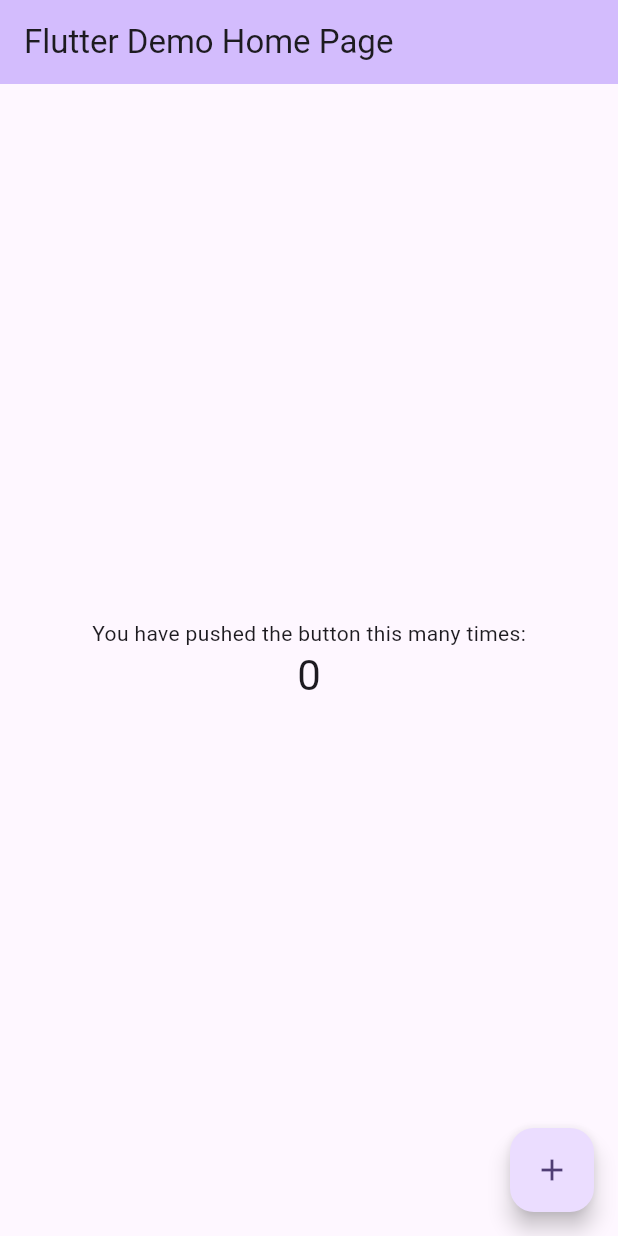
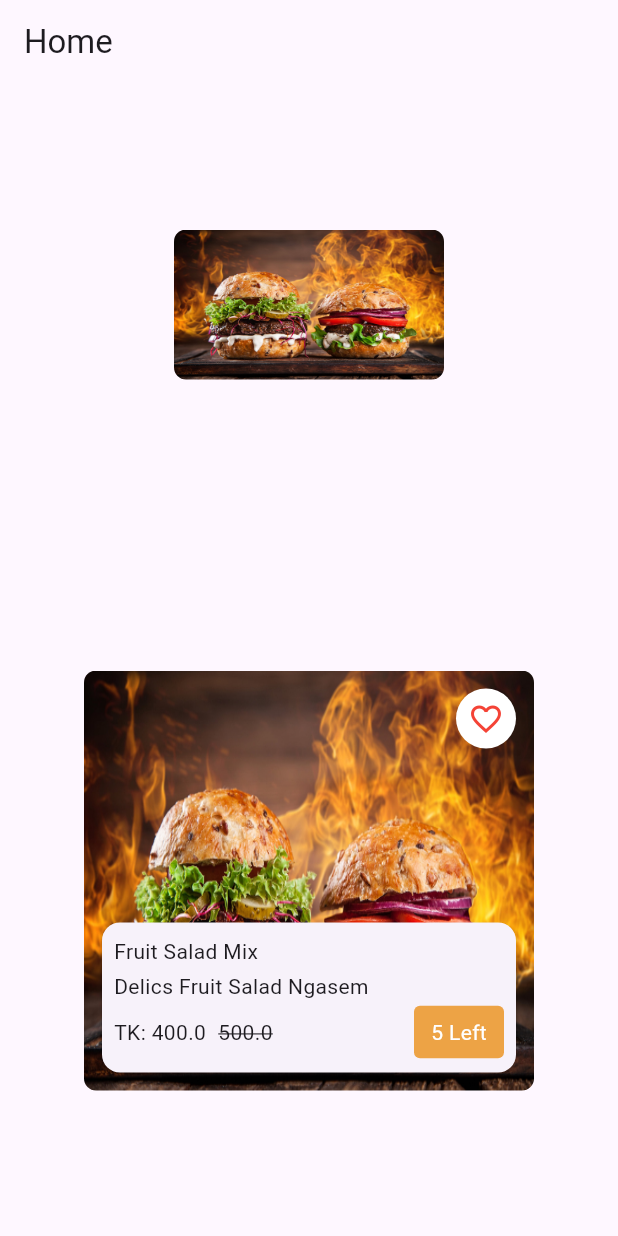
Before and after one commit to dev-asib/Fooder, a Flutter app: the screen it shows after launch, on a phone screen of 412 x 824 dp. Run offline on Flutter 3.47's test engine with Material 3 defaults, Android fonts, the phone set to English and light mode, and no system bars; our stand-ins replace gap.

Commit message:
Add Custom Food, FoodPromo & WishIcon

```diff
--- a/lib/app.dart
+++ b/lib/app.dart
@@ -0,0 +1,21 @@
+import 'package:flutter/material.dart';
+import 'package:fooder/features/home/presentations/screens/home_screen.dart';
+
+class Fooder extends StatelessWidget {
+  const Fooder({super.key});
+
+  @override
+  Widget build(BuildContext context) {
+    return MaterialApp(
+      home: const HomeScreen(),
+      theme: ThemeData(
+        iconButtonTheme: IconButtonThemeData(
+          style: IconButton.styleFrom(
+            backgroundColor: const Color(0xFFFFFFFF),
+            foregroundColor: const Color(0xFFF44336),
+          ),
+        ),
+      ),
+    );
+  }
+}
--- /dev/null
+++ b/lib/core/constants/assets_paths/assets_paths.dart
@@ -0,0 +1,6 @@
+class AssetsPaths {
+  static const String _basePath = "assets";
+  static const String _imagesPath = "$_basePath/images";
+
+  static const String food = "$_imagesPath/food.jpg";
+}
--- /dev/null
+++ b/lib/core/widgets/food.dart
@@ -0,0 +1,35 @@
+import 'package:flutter/material.dart';
+import 'package:fooder/core/constants/assets_paths/assets_paths.dart';
+
+class Food extends StatelessWidget {
+  const Food({
+    super.key,
+    this.imgPath = AssetsPaths.food,
+    this.width = 180,
+    this.height = 100,
+    this.radius = 8,
+    this.widget,
+  });
+
+  final String imgPath;
+  final double width;
+  final double height;
+  final double radius;
+  final Widget? widget;
+
+  @override
+  Widget build(BuildContext context) {
+    return Container(
+      height: height,
+      width: width,
+      decoration: BoxDecoration(
+        borderRadius: BorderRadius.circular(radius),
+        image: DecorationImage(
+          image: AssetImage(imgPath),
+          fit: BoxFit.fill,
+        ),
+      ),
+      child: widget,
+    );
+  }
+}
--- /dev/null
+++ b/lib/core/widgets/food_promo.dart
@@ -0,0 +1,97 @@
+import 'package:flutter/material.dart';
+import 'package:fooder/core/widgets/wish_icon.dart';
+import 'package:fooder/core/widgets/food.dart';
+import 'package:gap/gap.dart';
+
+class FoodPromo extends StatelessWidget {
+  const FoodPromo({
+    super.key,
+    this.foodTitle = "Fruit Salad Mix",
+    this.foodDetails = "Delics Fruit Salad Ngasem",
+    this.originalPrice = 500,
+    this.discountPrice = 400,
+    this.left = 5,
+  });
+
+  final String foodTitle;
+  final String foodDetails;
+  final double originalPrice;
+  final double discountPrice;
+  final int left;
+
+  @override
+  Widget build(BuildContext context) {
+    return Food(
+      height: 280,
+      width: 300,
+      widget: Stack(
+        alignment: Alignment.topRight,
+        children: [
+          const Padding(
+            padding: EdgeInsets.all(8.0),
+            child: WishIcon(),
+          ),
+          Positioned(
+            bottom: 8,
+            left: 8,
+            right: 8,
+            child: Card(
+              child: _buildPromoFoodInfoCard(),
+            ),
+          ),
+        ],
+      ),
+    );
+  }
+
+  Widget _buildPromoFoodInfoCard() {
+    return Container(
+      height: 100,
+      padding: const EdgeInsets.all(8),
+      child: Column(
+        crossAxisAlignment: CrossAxisAlignment.start,
+        mainAxisAlignment: MainAxisAlignment.spaceAround,
+        children: [
+          Text(
+            foodTitle,
+            overflow: TextOverflow.ellipsis,
+            maxLines: 1,
+          ),
+          Text(
+            foodDetails,
+            overflow: TextOverflow.ellipsis,
+            maxLines: 1,
+          ),
+          Row(
+            children: [
+              Text("TK: $discountPrice"),
+              const Gap(8),
+              Text(
+                "$originalPrice",
+                style: const TextStyle(
+                  decoration: TextDecoration.lineThrough,
+                ),
+              ),
+              const Spacer(),
+              Container(
+                height: 35,
+                width: 60,
+                decoration: BoxDecoration(
+                  color: const Color(0xFFEDA345),
+                  borderRadius: BorderRadius.circular(4),
+                ),
+                alignment: Alignment.center,
+                child: Text(
+                  "$left Left",
+                  style: const TextStyle(
+                    color: Color(0xFFFFFFFF),
+                  ),
+                ),
+              ),
+            ],
+          )
+        ],
+      ),
+    );
+  }
+}
--- /dev/null
+++ b/lib/core/widgets/wish_icon.dart
@@ -0,0 +1,23 @@
+import 'package:flutter/material.dart';
+
+class WishIcon extends StatefulWidget {
+  const WishIcon({super.key});
+
+  @override
+  State<WishIcon> createState() => _WishIconState();
+}
+
+class _WishIconState extends State<WishIcon> {
+  bool iconState = false;
+
+  @override
+  Widget build(BuildContext context) {
+    return IconButton(
+      onPressed: () {
+        iconState = !iconState;
+        setState(() {});
+      },
+      icon: Icon(iconState ? Icons.favorite : Icons.favorite_outline),
+    );
+  }
+}
--- a/lib/features/home/presentations/screens/home_screen.dart
+++ b/lib/features/home/presentations/screens/home_screen.dart
@@ -0,0 +1,30 @@
+import 'package:flutter/material.dart';
+import 'package:fooder/core/widgets/food.dart';
+import 'package:fooder/core/widgets/food_promo.dart';
+
+class HomeScreen extends StatefulWidget {
+  const HomeScreen({super.key});
+
+  @override
+  State<HomeScreen> createState() => _HomeScreenState();
+}
+
+class _HomeScreenState extends State<HomeScreen> {
+  @override
+  Widget build(BuildContext context) {
+    return Scaffold(
+      appBar: AppBar(
+        title: const Text("Home"),
+      ),
+      body: Center(
+        child: Column(
+          mainAxisAlignment: MainAxisAlignment.spaceAround,
+          children: [
+            Food(),
+            FoodPromo(),
+          ],
+        ),
+      ),
+    );
+  }
+}
--- a/lib/main.dart
+++ b/lib/main.dart
@@ -1,125 +1,8 @@
 import 'package:flutter/material.dart';
+import 'package:fooder/app.dart';
 
 void main() {
-  runApp(const MyApp());
+  runApp(
+    const Fooder(),
+  );
 }
-
-class MyApp extends StatelessWidget {
-  const MyApp({super.key});
-
-  // This widget is the root of your application.
-  @override
-  Widget build(BuildContext context) {
-    return MaterialApp(
-      title: 'Flutter Demo',
-      theme: ThemeData(
-        // This is the theme of your application.
-        //
-        // TRY THIS: Try running your application with "flutter run". You'll see
-        // the application has a purple toolbar. Then, without quitting the app,
-        // try changing the seedColor in the colorScheme below to Colors.green
-        // and then invoke "hot reload" (save your changes or press the "hot
-        // reload" button in a Flutter-supported IDE, or press "r" if you used
-        // the command line to start the app).
-        //
-        // Notice that the counter didn't reset back to zero; the application
-        // state is not lost during the reload. To reset the state, use hot
-        // restart instead.
-        //
-        // This works for code too, not just values: Most code changes can be
-        // tested with just a hot reload.
-        colorScheme: ColorScheme.fromSeed(seedColor: Colors.deepPurple),
-        useMaterial3: true,
-      ),
-      home: const MyHomePage(title: 'Flutter Demo Home Page'),
-    );
-  }
-}
-
-class MyHomePage extends StatefulWidget {
-  const MyHomePage({super.key, required this.title});
-
-  // This widget is the home page of your application. It is stateful, meaning
-  // that it has a State object (defined below) that contains fields that affect
-  // how it looks.
-
-  // This class is the configuration for the state. It holds the values (in this
-  // case the title) provided by the parent (in this case the App widget) and
-  // used by the build method of the State. Fields in a Widget subclass are
-  // always marked "final".
-
-  final String title;
-
-  @override
-  State<MyHomePage> createState() => _MyHomePageState();
-}
-
-class _MyHomePageState extends State<MyHomePage> {
-  int _counter = 0;
-
-  void _incrementCounter() {
-    setState(() {
-      // This call to setState tells the Flutter framework that something has
-      // changed in this State, which causes it to rerun the build method below
-      // so that the display can reflect the updated values. If we changed
-      // _counter without calling setState(), then the build method would not be
-      // called again, and so nothing would appear to happen.
-      _counter++;
-    });
-  }
-
-  @override
-  Widget build(BuildContext context) {
-    // This method is rerun every time setState is called, for instance as done
-    // by the _incrementCounter method above.
-    //
-    // The Flutter framework has been optimized to make rerunning build methods
-    // fast, so that you can just rebuild anything that needs updating rather
-    // than having to individually change instances of widgets.
-    return Scaffold(
-      appBar: AppBar(
-        // TRY THIS: Try changing the color here to a specific color (to
-        // Colors.amber, perhaps?) and trigger a hot reload to see the AppBar
-        // change color while the other colors stay the same.
-        backgroundColor: Theme.of(context).colorScheme.inversePrimary,
-        // Here we take the value from the MyHomePage object that was created by
-        // the App.build method, and use it to set our appbar title.
-        title: Text(widget.title),
-      ),
-      body: Center(
-        // Center is a layout widget. It takes a single child and positions it
-        // in the middle of the parent.
-        child: Column(
-          // Column is also a layout widget. It takes a list of children and
-          // arranges them vertically. By default, it sizes itself to fit its
-          // children horizontally, and tries to be as tall as its parent.
-          //
-          // Column has various properties to control how it sizes itself and
-          // how it positions its children. Here we use mainAxisAlignment to
-          // center the children vertically; the main axis here is the vertical
-          // axis because Columns are vertical (the cross axis would be
-          // horizontal).
-          //
-          // TRY THIS: Invoke "debug painting" (choose the "Toggle Debug Paint"
-          // action in the IDE, or press "p" in the console), to see the
-          // wireframe for each widget.
-          mainAxisAlignment: MainAxisAlignment.center,
-          children: <Widget>[
-            const Text(
-              'You have pushed the button this many times:',
-            ),
-            Text(
-              '$_counter',
-              style: Theme.of(context).textTheme.headlineMedium,
-            ),
-          ],
-        ),
-      ),
-      floatingActionButton: FloatingActionButton(
-        onPressed: _incrementCounter,
-        tooltip: 'Increment',
-        child: const Icon(Icons.add),
-      ), // This trailing comma makes auto-formatting nicer for build methods.
-    );
-  }
-}
--- a/pubspec.yaml
+++ b/pubspec.yaml
@@ -35,6 +35,7 @@ dependencies:
   # The following adds the Cupertino Icons font to your application.
   # Use with the CupertinoIcons class for iOS style icons.
   cupertino_icons: ^1.0.8
+  gap: ^3.0.1
 
 dev_dependencies:
   flutter_test:
@@ -59,9 +60,8 @@ flutter:
   uses-material-design: true
 
   # To add assets to your application, add an assets section, like this:
-  # assets:
-  #   - images/a_dot_burr.jpeg
-  #   - images/a_dot_ham.jpeg
+  assets:
+    - assets/images/
 
   # An image asset can refer to one or more resolution-specific "variants", see
   # https://flutter.dev/to/resolution-aware-images
```
Also changed, not shown: assets/images/food.jpg (added), pubspec.lock, 1 other file.
